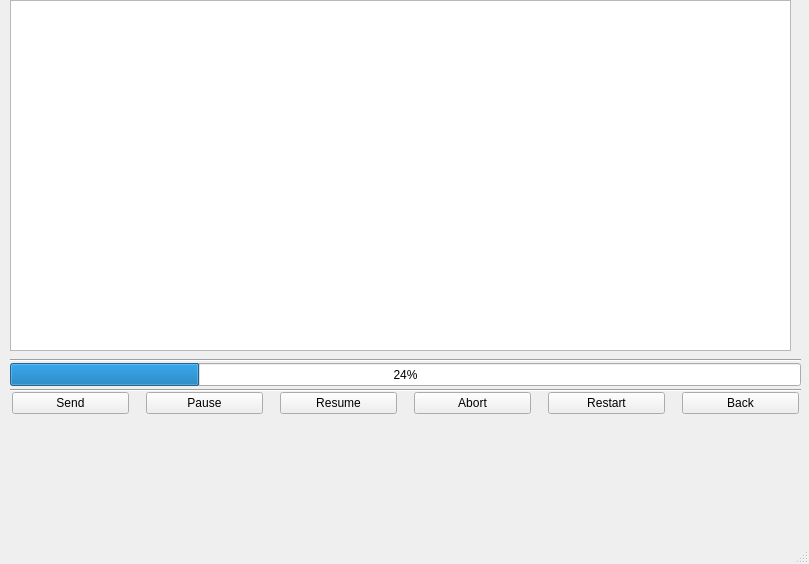
First picture: the form in MainScreen.ui, repository rizwanengg/CloudDNC, before the edit.
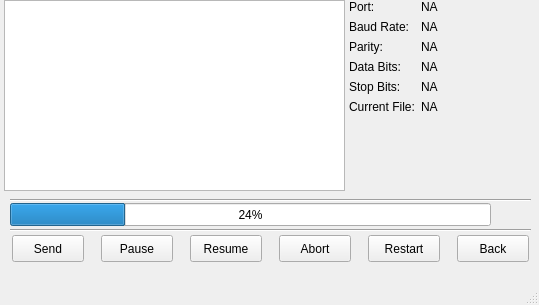
Second picture: the form after the edit. Icons and pictures are not drawn.

```diff
--- a/MainScreen.ui
+++ b/MainScreen.ui
@@ -6,10 +6,19 @@
    <rect>
     <x>0</x>
     <y>0</y>
-    <width>809</width>
-    <height>564</height>
+    <width>539</width>
+    <height>305</height>
    </rect>
   </property>
+  <property name="sizePolicy">
+   <sizepolicy hsizetype="Minimum" vsizetype="Minimum">
+    <horstretch>0</horstretch>
+    <verstretch>0</verstretch>
+   </sizepolicy>
+  </property>
+  <property name="tabletTracking">
+   <bool>false</bool>
+  </property>
   <property name="windowTitle">
    <string>Nectar DNC Logger</string>
   </property>
@@ -18,15 +27,21 @@
     <normaloff>n-c-tools-120x120.png</normaloff>n-c-tools-120x120.png</iconset>
   </property>
   <property name="tabShape">
-   <enum>QTabWidget::Rounded</enum>
+   <enum>QTabWidget::Triangular</enum>
+  </property>
+  <property name="dockNestingEnabled">
+   <bool>false</bool>
+  </property>
+  <property name="flag" stdset="0">
+   <string notr="true"/>
   </property>
   <widget class="QWidget" name="centralwidget">
    <widget class="Line" name="line">
     <property name="geometry">
      <rect>
       <x>10</x>
-      <y>350</y>
-      <width>791</width>
+      <y>190</y>
+      <width>521</width>
       <height>20</height>
      </rect>
     </property>
@@ -38,8 +53,8 @@
     <property name="geometry">
      <rect>
       <x>10</x>
-      <y>363</y>
-      <width>791</width>
+      <y>203</y>
+      <width>481</width>
       <height>23</height>
      </rect>
     </property>
@@ -51,8 +66,8 @@
     <property name="geometry">
      <rect>
       <x>10</x>
-      <y>380</y>
-      <width>791</width>
+      <y>220</y>
+      <width>521</width>
       <height>20</height>
      </rect>
     </property>
@@ -64,9 +79,9 @@
     <property name="geometry">
      <rect>
       <x>10</x>
-      <y>390</y>
-      <width>791</width>
-      <height>101</height>
+      <y>233</y>
+      <width>521</width>
+      <height>31</height>
      </rect>
     </property>
     <layout class="QHBoxLayout" name="horizontalLayout" stretch="5,5,5,5,5,5">
@@ -74,7 +89,7 @@
       <number>17</number>
      </property>
      <property name="sizeConstraint">
-      <enum>QLayout::SetMinAndMaxSize</enum>
+      <enum>QLayout::SetDefaultConstraint</enum>
      </property>
      <property name="leftMargin">
       <number>2</number>
@@ -90,6 +105,12 @@
      </property>
      <item>
       <widget class="QPushButton" name="sendBtn">
+       <property name="sizePolicy">
+        <sizepolicy hsizetype="Minimum" vsizetype="Minimum">
+         <horstretch>0</horstretch>
+         <verstretch>0</verstretch>
+        </sizepolicy>
+       </property>
        <property name="text">
         <string>Send</string>
        </property>
@@ -97,6 +118,12 @@
      </item>
      <item>
       <widget class="QPushButton" name="pauseBtn">
+       <property name="sizePolicy">
+        <sizepolicy hsizetype="Minimum" vsizetype="Minimum">
+         <horstretch>0</horstretch>
+         <verstretch>0</verstretch>
+        </sizepolicy>
+       </property>
        <property name="text">
         <string>Pause</string>
        </property>
@@ -104,6 +131,12 @@
      </item>
      <item>
       <widget class="QPushButton" name="resumeBtn">
+       <property name="sizePolicy">
+        <sizepolicy hsizetype="Minimum" vsizetype="Minimum">
+         <horstretch>0</horstretch>
+         <verstretch>0</verstretch>
+        </sizepolicy>
+       </property>
        <property name="text">
         <string>Resume</string>
        </property>
@@ -111,6 +144,12 @@
      </item>
      <item>
       <widget class="QPushButton" name="abortBtn">
+       <property name="sizePolicy">
+        <sizepolicy hsizetype="Minimum" vsizetype="Minimum">
+         <horstretch>0</horstretch>
+         <verstretch>0</verstretch>
+        </sizepolicy>
+       </property>
        <property name="text">
         <string>Abort</string>
        </property>
@@ -118,6 +157,12 @@
      </item>
      <item>
       <widget class="QPushButton" name="restartBtn">
+       <property name="sizePolicy">
+        <sizepolicy hsizetype="Minimum" vsizetype="Minimum">
+         <horstretch>0</horstretch>
+         <verstretch>0</verstretch>
+        </sizepolicy>
+       </property>
        <property name="text">
         <string>Restart</string>
        </property>
@@ -125,6 +170,12 @@
      </item>
      <item>
       <widget class="QPushButton" name="backBtn">
+       <property name="sizePolicy">
+        <sizepolicy hsizetype="Minimum" vsizetype="Minimum">
+         <horstretch>0</horstretch>
+         <verstretch>0</verstretch>
+        </sizepolicy>
+       </property>
        <property name="text">
         <string>Back</string>
        </property>
@@ -135,12 +186,18 @@
    <widget class="QListWidget" name="fileDisplay">
     <property name="geometry">
      <rect>
-      <x>10</x>
+      <x>4</x>
       <y>0</y>
-      <width>781</width>
-      <height>351</height>
+      <width>341</width>
+      <height>191</height>
      </rect>
     </property>
+    <property name="sizePolicy">
+     <sizepolicy hsizetype="Minimum" vsizetype="Minimum">
+      <horstretch>0</horstretch>
+      <verstretch>0</verstretch>
+     </sizepolicy>
+    </property>
     <property name="focusPolicy">
      <enum>Qt::StrongFocus</enum>
     </property>
@@ -148,6 +205,105 @@
      <number>0</number>
     </property>
    </widget>
+   <widget class="QWidget" name="formLayoutWidget">
+    <property name="geometry">
+     <rect>
+      <x>349</x>
+      <y>0</y>
+      <width>181</width>
+      <height>191</height>
+     </rect>
+    </property>
+    <layout class="QFormLayout" name="formLayout">
+     <property name="rowWrapPolicy">
+      <enum>QFormLayout::WrapLongRows</enum>
+     </property>
+     <item row="0" column="0">
+      <widget class="QLabel" name="labelPortNo">
+       <property name="text">
+        <string>Port:</string>
+       </property>
+      </widget>
+     </item>
+     <item row="1" column="0">
+      <widget class="QLabel" name="labelBuadRate">
+       <property name="text">
+        <string>Baud Rate:</string>
+       </property>
+      </widget>
+     </item>
+     <item row="2" column="0">
+      <widget class="QLabel" name="labelParity">
+       <property name="text">
+        <string>Parity:</string>
+       </property>
+      </widget>
+     </item>
+     <item row="3" column="0">
+      <widget class="QLabel" name="labelDataBits">
+       <property name="text">
+        <string>Data Bits:</string>
+       </property>
+      </widget>
+     </item>
+     <item row="4" column="0">
+      <widget class="QLabel" name="labelStopBits">
+       <property name="text">
+        <string>Stop Bits:</string>
+       </property>
+      </widget>
+     </item>
+     <item row="5" column="0">
+      <widget class="QLabel" name="labelCurFile">
+       <property name="text">
+        <string>Current File:</string>
+       </property>
+      </widget>
+     </item>
+     <item row="0" column="1">
+      <widget class="QLabel" name="labelPortNo_2">
+       <property name="text">
+        <string>NA</string>
+       </property>
+      </widget>
+     </item>
+     <item row="1" column="1">
+      <widget class="QLabel" name="labelBuadRate_2">
+       <property name="text">
+        <string>NA</string>
+       </property>
+      </widget>
+     </item>
+     <item row="2" column="1">
+      <widget class="QLabel" name="labelParity_2">
+       <property name="text">
+        <string>NA</string>
+       </property>
+      </widget>
+     </item>
+     <item row="3" column="1">
+      <widget class="QLabel" name="labelDataBits_2">
+       <property name="text">
+        <string>NA</string>
+       </property>
+      </widget>
+     </item>
+     <item row="4" column="1">
+      <widget class="QLabel" name="labelStopBits_2">
+       <property name="text">
+        <string>NA</string>
+       </property>
+      </widget>
+     </item>
+     <item row="5" column="1">
+      <widget class="QLabel" name="labelCurFile_2">
+       <property name="text">
+        <string>NA</string>
+       </property>
+      </widget>
+     </item>
+    </layout>
+   </widget>
   </widget>
   <widget class="QMenuBar" name="menubar">
    <property name="geometry">
```
Left out of the diff: 10 changed lines with no effect on the pictures.
